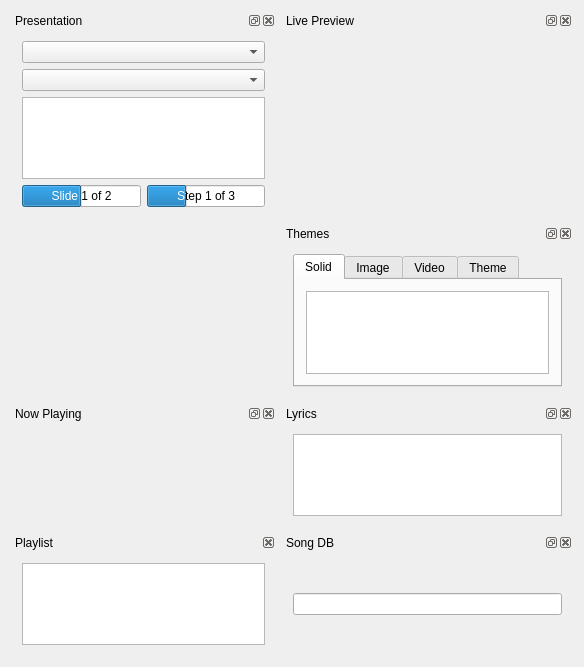
The window that kworship/kworshipview_base.ui (amalon/kworship) describes before a commit, drawn with Qt 5.
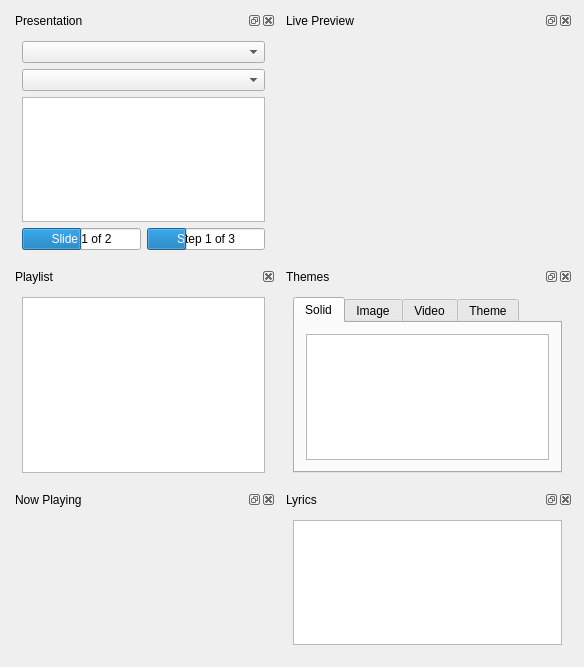
The same window after the commit.

Commit message: Turn songdb into a plugin, lots of tweaks, drag'n'drop of songs temporarily broken

```diff
--- a/kworship/kworshipview_base.ui
+++ b/kworship/kworshipview_base.ui
@@ -137,30 +137,6 @@
      </widget>
     </widget>
    </item>
-   <item row="5" column="0" >
-    <widget class="QDockWidget" name="dockPlaylist" >
-     <property name="layoutDirection" >
-      <enum>Qt::LeftToRight</enum>
-     </property>
-     <property name="features" >
-      <set>QDockWidget::DockWidgetClosable</set>
-     </property>
-     <property name="windowTitle" >
-      <string>Playlist</string>
-     </property>
-     <widget class="QWidget" name="dockWidgetContents_6" >
-      <layout class="QVBoxLayout" name="verticalLayout_3" >
-       <item>
-        <widget class="QTreeView" name="treePlaylist" >
-         <property name="headerHidden" >
-          <bool>true</bool>
-         </property>
-        </widget>
-       </item>
-      </layout>
-     </widget>
-    </widget>
-   </item>
    <item row="4" column="0" >
     <widget class="QDockWidget" name="dockNowPlaying" >
      <property name="windowTitle" >
@@ -193,32 +169,6 @@
      </widget>
     </widget>
    </item>
-   <item row="5" column="1" >
-    <widget class="QDockWidget" name="dockSongs" >
-     <property name="floating" >
-      <bool>false</bool>
-     </property>
-     <property name="windowTitle" >
-      <string>Song DB</string>
-     </property>
-     <widget class="QWidget" name="dockWidgetContents_3" >
-      <layout class="QVBoxLayout" name="verticalLayout_5" >
-       <item>
-        <layout class="QHBoxLayout" name="layoutSongsToolbar" />
-       </item>
-       <item>
-        <widget class="QLineEdit" name="searchSongs" />
-       </item>
-       <item>
-        <layout class="QHBoxLayout" name="layoutSongsTree" />
-       </item>
-       <item>
-        <layout class="QHBoxLayout" name="horizontalLayout_6" />
-       </item>
-      </layout>
-     </widget>
-    </widget>
-   </item>
    <item row="0" column="0" >
     <widget class="QDockWidget" name="dockPresentation" >
      <property name="floating" >
@@ -294,6 +244,30 @@
      </widget>
     </widget>
    </item>
+   <item row="3" column="0" >
+    <widget class="QDockWidget" name="dockPlaylist" >
+     <property name="layoutDirection" >
+      <enum>Qt::LeftToRight</enum>
+     </property>
+     <property name="features" >
+      <set>QDockWidget::DockWidgetClosable</set>
+     </property>
+     <property name="windowTitle" >
+      <string>Playlist</string>
+     </property>
+     <widget class="QWidget" name="dockWidgetContents_6" >
+      <layout class="QVBoxLayout" name="verticalLayout_3" >
+       <item>
+        <widget class="QTreeView" name="treePlaylist" >
+         <property name="headerHidden" >
+          <bool>true</bool>
+         </property>
+        </widget>
+       </item>
+      </layout>
+     </widget>
+    </widget>
+   </item>
   </layout>
  </widget>
  <layoutdefault spacing="6" margin="11" />
```
The commit also changes 29 other files.
